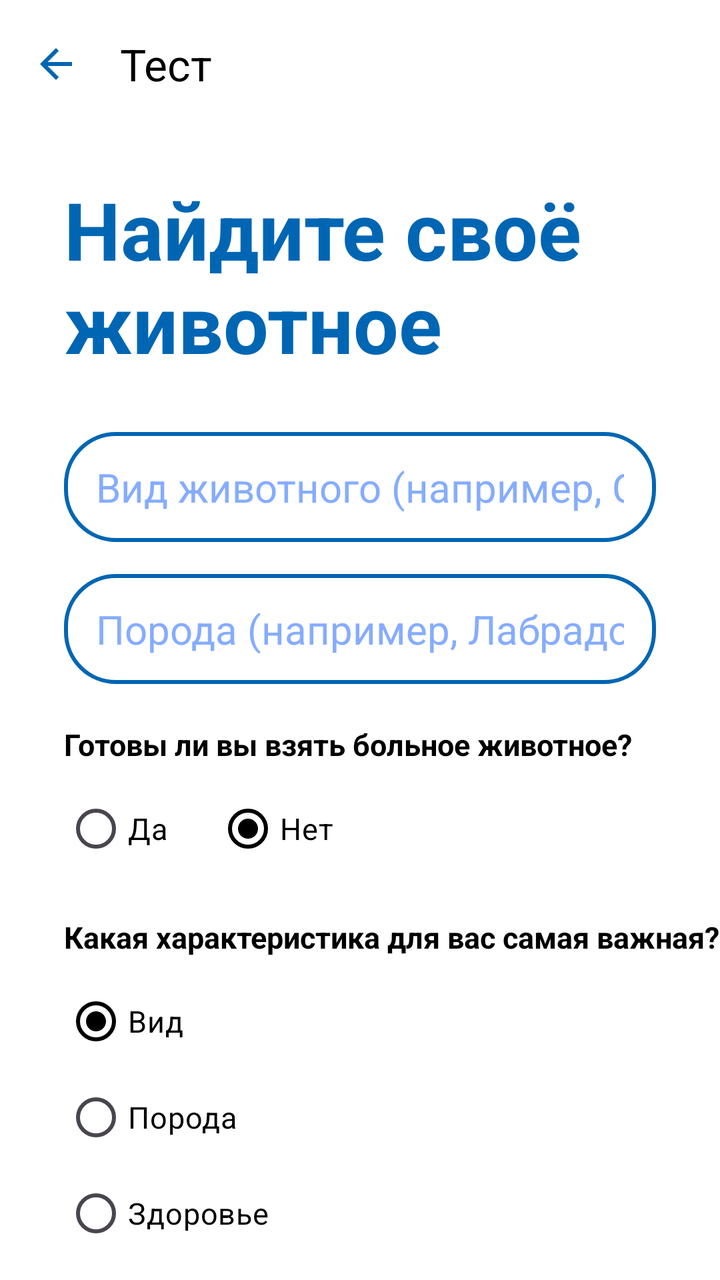
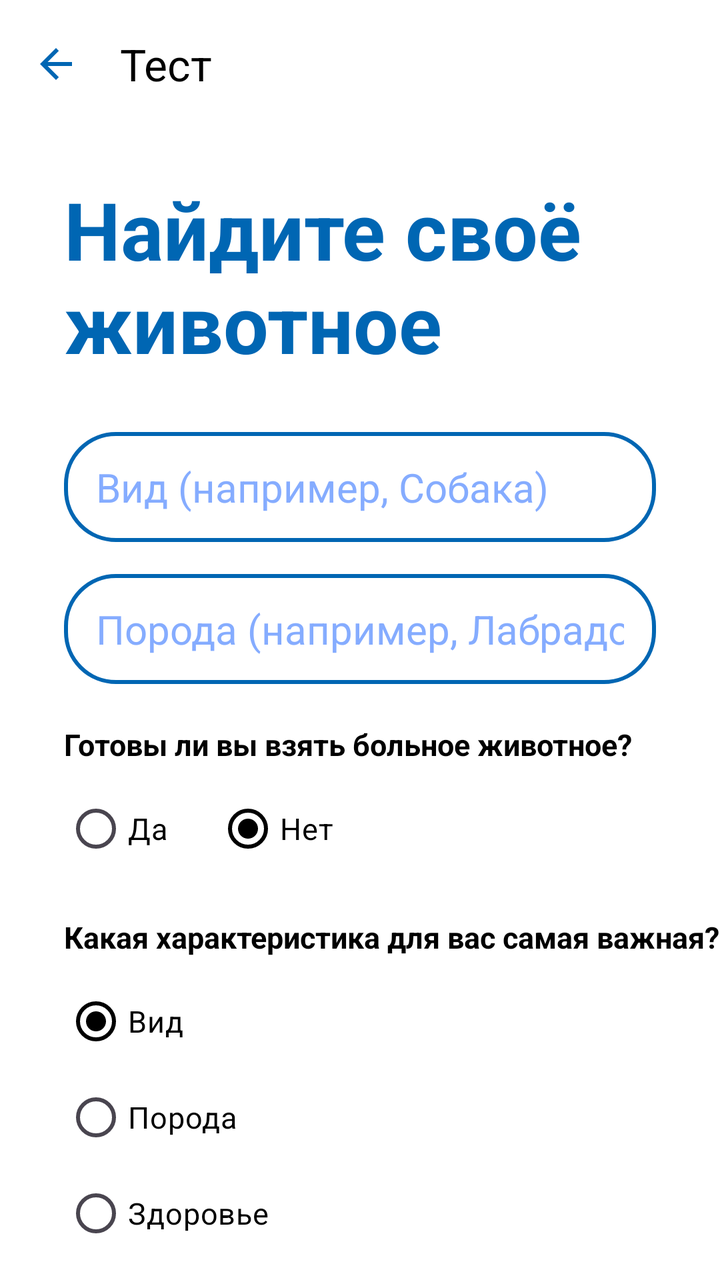

Before-and-after screenshots of an Android layout around one commit, followed by the original layout XML and the change that was made.
<!-- AndroidManifest.xml: application theme Theme.VetUslugi -->
<!-- res/layout/fragment_survey.xml -->
<?xml version="1.0" encoding="utf-8"?>
<androidx.constraintlayout.widget.ConstraintLayout xmlns:android="http://schemas.android.com/apk/res/android"
    xmlns:app="http://schemas.android.com/apk/res-auto"
    android:layout_width="match_parent"
    android:layout_height="match_parent">

    <com.google.android.material.appbar.MaterialToolbar
        android:id="@+id/toolbar"
        android:layout_width="0dp"
        android:layout_height="?attr/actionBarSize"
        android:background="?android:attr/background"
        app:layout_constraintEnd_toEndOf="parent"
        app:layout_constraintStart_toStartOf="parent"
        app:layout_constraintTop_toTopOf="parent"
        app:navigationIcon="@drawable/ic_arrow_back"
        app:navigationIconTint="@color/blue"
        app:title="Тест"
        app:titleTextColor="?android:attr/colorPrimary" />

    <androidx.core.widget.NestedScrollView
        android:layout_width="0dp"
        android:layout_height="0dp"
        app:layout_constraintBottom_toBottomOf="parent"
        app:layout_constraintEnd_toEndOf="parent"
        app:layout_constraintStart_toStartOf="parent"
        app:layout_constraintTop_toBottomOf="@+id/toolbar">

        <androidx.constraintlayout.widget.ConstraintLayout
            android:layout_width="match_parent"
            android:layout_height="wrap_content"
            android:paddingBottom="40dp">

            <TextView
                android:id="@+id/textView11"
                android:layout_width="0dp"
                android:layout_height="wrap_content"
                android:layout_marginStart="32dp"
                android:layout_marginEnd="32dp"
                android:layout_marginTop="24dp"
                android:text="Найдите своё\nживотное"
                android:textColor="@color/blue"
                android:textSize="40sp"
                android:textStyle="bold"
                app:layout_constraintStart_toStartOf="parent"
                app:layout_constraintTop_toTopOf="parent" />

            <EditText
                android:id="@+id/etSpecies"
                android:layout_width="0dp"
                android:layout_height="55dp"
                android:layout_marginStart="32dp"
                android:layout_marginEnd="32dp"
                android:layout_marginTop="28dp"
                android:background="@drawable/rounded_corners"
                android:hint="Вид животного (например, Собака)"
                android:inputType="text"
                android:paddingStart="16dp"
                android:paddingEnd="16dp"
                android:textColor="?android:attr/colorPrimary"
                app:layout_constraintEnd_toEndOf="parent"
                app:layout_constraintStart_toStartOf="parent"
                app:layout_constraintTop_toBottomOf="@+id/textView11" />

            <EditText
                android:id="@+id/etBreed"
                android:layout_width="0dp"
                android:layout_height="55dp"
                android:layout_marginStart="32dp"
                android:layout_marginEnd="32dp"
                android:layout_marginTop="16dp"
                android:background="@drawable/rounded_corners"
                android:hint="Порода (например, Лабрадор)"
                android:inputType="text"
                android:paddingStart="16dp"
                android:paddingEnd="16dp"
                android:textColor="?android:attr/colorPrimary"
                app:layout_constraintEnd_toEndOf="parent"
                app:layout_constraintStart_toStartOf="parent"
                app:layout_constraintTop_toBottomOf="@+id/etSpecies" />

            <TextView
                android:id="@+id/tvLabelSick"
                android:layout_width="0dp"
                android:layout_height="wrap_content"
                android:layout_marginStart="32dp"
                android:layout_marginEnd="32dp"
                android:layout_marginTop="20dp"
                android:text="Готовы ли вы взять больное животное?"
                android:textColor="?android:attr/colorPrimary"
                android:textSize="15sp"
                android:textStyle="bold"
                app:layout_constraintStart_toStartOf="parent"
                app:layout_constraintTop_toBottomOf="@+id/etBreed" />

            <RadioGroup
                android:id="@+id/rgSick"
                android:layout_width="0dp"
                android:layout_height="wrap_content"
                android:layout_marginStart="32dp"
                android:layout_marginEnd="32dp"
                android:layout_marginTop="8dp"
                android:orientation="horizontal"
                app:layout_constraintStart_toStartOf="parent"
                app:layout_constraintTop_toBottomOf="@+id/tvLabelSick">

                <RadioButton
                    android:id="@+id/rbSickYes"
                    android:layout_width="wrap_content"
                    android:layout_height="wrap_content"
                    android:layout_marginEnd="24dp"
                    android:buttonTint="@color/blue"
                    android:text="Да"
                    android:textColor="?android:attr/colorPrimary"
                    android:textSize="15sp" />

                <RadioButton
                    android:id="@+id/rbSickNo"
                    android:layout_width="wrap_content"
                    android:layout_height="wrap_content"
                    android:buttonTint="@color/blue"
                    android:checked="true"
                    android:text="Нет"
                    android:textColor="?android:attr/colorPrimary"
                    android:textSize="15sp" />

            </RadioGroup>

            <TextView
                android:id="@+id/tvLabelImportant"
                android:layout_width="0dp"
                android:layout_height="wrap_content"
                android:layout_marginStart="32dp"
                android:layout_marginEnd="32dp"
                android:layout_marginTop="20dp"
                android:text="Какая характеристика для вас самая важная?"
                android:textColor="?android:attr/colorPrimary"
                android:textSize="15sp"
                android:textStyle="bold"
                app:layout_constraintStart_toStartOf="parent"
                app:layout_constraintTop_toBottomOf="@+id/rgSick" />

            <RadioGroup
                android:id="@+id/rgImportant"
                android:layout_width="0dp"
                android:layout_height="wrap_content"
                android:layout_marginStart="32dp"
                android:layout_marginEnd="32dp"
                android:layout_marginTop="8dp"
                android:orientation="vertical"
                app:layout_constraintStart_toStartOf="parent"
                app:layout_constraintTop_toBottomOf="@+id/tvLabelImportant">

                <RadioButton
                    android:id="@+id/rbImportantSpecies"
                    android:layout_width="wrap_content"
                    android:layout_height="wrap_content"
                    android:buttonTint="@color/blue"
                    android:checked="true"
                    android:text="Вид"
                    android:textColor="?android:attr/colorPrimary"
                    android:textSize="15sp" />

                <RadioButton
                    android:id="@+id/rbImportantBreed"
                    android:layout_width="wrap_content"
                    android:layout_height="wrap_content"
                    android:buttonTint="@color/blue"
                    android:text="Порода"
                    android:textColor="?android:attr/colorPrimary"
                    android:textSize="15sp" />

                <RadioButton
                    android:id="@+id/rbImportantHealth"
                    android:layout_width="wrap_content"
                    android:layout_height="wrap_content"
                    android:buttonTint="@color/blue"
                    android:text="Здоровье"
                    android:textColor="?android:attr/colorPrimary"
                    android:textSize="15sp" />

            </RadioGroup>

            <Button
                android:id="@+id/btnSubmitSurvey"
                android:layout_width="0dp"
                android:layout_height="55dp"
                android:layout_marginStart="32dp"
                android:layout_marginEnd="32dp"
                android:layout_marginTop="32dp"
                android:text="Найти животное"
                app:layout_constraintEnd_toEndOf="parent"
                app:layout_constraintStart_toStartOf="parent"
                app:layout_constraintTop_toBottomOf="@+id/rgImportant" />

            <ProgressBar
                android:id="@+id/progressBar"
                style="?android:attr/progressBarStyleLarge"
                android:layout_width="wrap_content"
                android:layout_height="wrap_content"
                android:background="@android:color/transparent"
                android:indeterminate="true"
                android:indeterminateTint="@color/blue"
                android:visibility="gone"
                app:layout_constraintBottom_toBottomOf="parent"
                app:layout_constraintEnd_toEndOf="parent"
                app:layout_constraintStart_toStartOf="parent"
                app:layout_constraintTop_toTopOf="parent" />

        </androidx.constraintlayout.widget.ConstraintLayout>

    </androidx.core.widget.NestedScrollView>

</androidx.constraintlayout.widget.ConstraintLayout>
<!-- resources referenced by this layout -->
<resources>
  <color name="blue">#0066B3</color>
  <!-- drawable ic_arrow_back (drawable) -->
  <?xml version="1.0" encoding="utf-8"?>
  <vector xmlns:android="http://schemas.android.com/apk/res/android"
      android:width="24dp"
      android:height="24dp"
      android:viewportWidth="24"
      android:viewportHeight="24">
      <path
          android:fillColor="@color/blue"
          android:pathData="M20,11H7.83l5.59,-5.59L12,4l-8,8 8,8 1.41,-1.41L7.83,13H20v-2z" />
  </vector>
  <!-- drawable rounded_corners (drawable) -->
  <?xml version="1.0" encoding="utf-8"?>
  <selector xmlns:android="http://schemas.android.com/apk/res/android">
  
      <item android:state_focused="true">
          <shape>
              <solid android:color="?android:attr/background" />
              <stroke android:width="2.5dp" android:color="@color/blue" />
              <corners android:radius="25dp" />
              <padding
                  android:bottom="10dp"
                  android:left="12dp"
                  android:right="12dp"
                  android:top="10dp" />
          </shape>
      </item>
  
      <item>
          <shape>
              <solid android:color="?android:attr/background" />
              <stroke android:width="2dp" android:color="@color/blue" />
              <corners android:radius="25dp" />
              <padding
                  android:bottom="10dp"
                  android:left="12dp"
                  android:right="12dp"
                  android:top="10dp" />
          </shape>
      </item>
  
  </selector>
  <style name="Theme.VetUslugi" parent="Base.Theme.VetUslugi" />
  <style name="Base.Theme.VetUslugi" parent="Theme.Material3.DayNight.NoActionBar">
  
          <item name="materialButtonStyle">@style/Button</item>
          <item name="android:textViewStyle">@style/TextView</item>
          <item name="editTextStyle">@style/EditText</item>
          <item name="checkboxStyle">@style/BlueCheckBoxStyle</item>
  
          <item name="android:background">@color/white</item>
          <item name="colorPrimary">@color/black</item>
      </style>
  <style name="Button" parent="Widget.Material3.Button">
          <item name="shapeAppearanceOverlay">@style/ShapeAppearance.VetUslugi.Button</item>
          <item name="backgroundTint">@android:color/white</item>
          <item name="strokeColor">@color/blue</item>
          <item name="strokeWidth">2dp</item>
          <item name="android:textColor">@color/blue</item>
          <item name="android:textSize">20sp</item>
      </style>
  <style name="TextView" parent="android:Widget.TextView">
          <item name="android:textSize">20sp</item>
          <item name="android:textColor">@color/black</item>
      </style>
  <style name="EditText" parent="android:Widget.EditText">
          <item name="android:textColorHint">@color/light_blue</item>
          <item name="android:textSize">20sp</item>
          <item name="android:textColor">@color/blue</item>
          <item name="android:background">@drawable/rounded_corners</item>
      </style>
  <style name="BlueCheckBoxStyle" parent="Widget.AppCompat.CompoundButton.CheckBox">
          <item name="android:buttonTint">@color/checkbox_blue_tint</item>
      </style>
  <color name="white">#FFFFFF</color>
  <color name="black">#000000</color>
  <style name="ShapeAppearance.VetUslugi.Button" parent="ShapeAppearance.MaterialComponents.SmallComponent">
          <item name="cornerFamily">rounded</item>
          <item name="cornerSize">8dp</item>
      </style>
  <color name="light_blue">#85ACFF</color>
</resources>

<!-- the commit's change to res/layout/fragment_survey.xml (unified diff, before → after) -->
@@ -52,7 +52,7 @@
                 android:layout_marginEnd="32dp"
                 android:layout_marginTop="28dp"
                 android:background="@drawable/rounded_corners"
-                android:hint="Вид животного (например, Собака)"
+                android:hint="Вид (например, Собака)"
                 android:inputType="text"
                 android:paddingStart="16dp"
                 android:paddingEnd="16dp"
